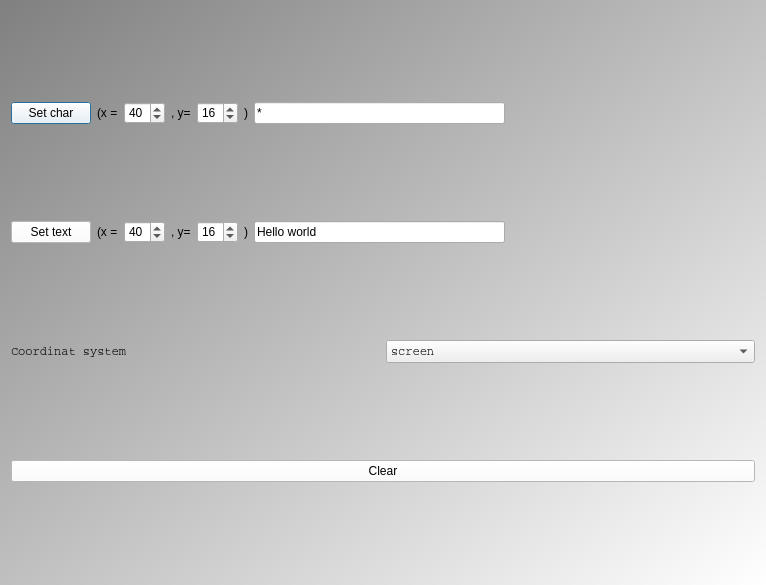
Above: Tools/ToolTestTextCanvas/qttesttextcanvasmaindialog.ui from richelbilderbeek/ProjectRichelBilderbeek before the change. Below: the same form after it.
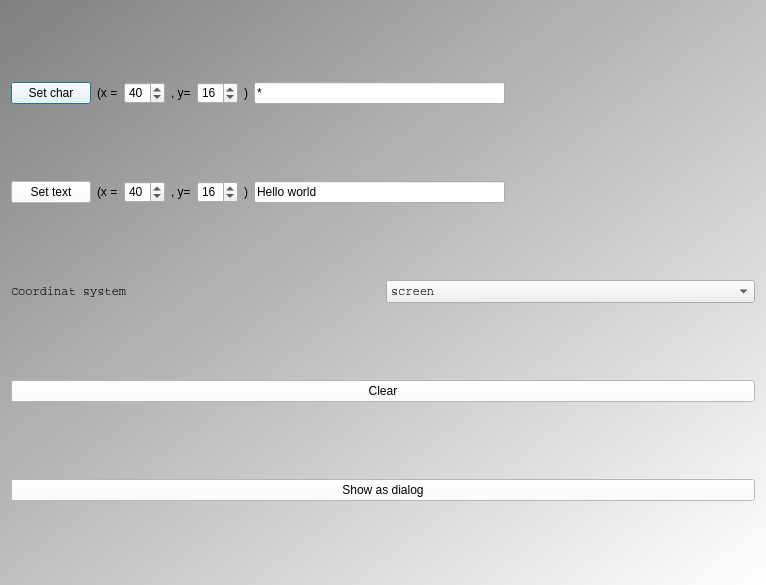
That is the form after the change.

Patch:
```diff
--- a/Tools/ToolTestTextCanvas/qttesttextcanvasmaindialog.ui
+++ b/Tools/ToolTestTextCanvas/qttesttextcanvasmaindialog.ui
@@ -192,6 +192,13 @@
      </property>
     </widget>
    </item>
+   <item>
+    <widget class="QPushButton" name="button_as_dialog">
+     <property name="text">
+      <string>Show as dialog</string>
+     </property>
+    </widget>
+   </item>
   </layout>
  </widget>
  <resources/>
```
